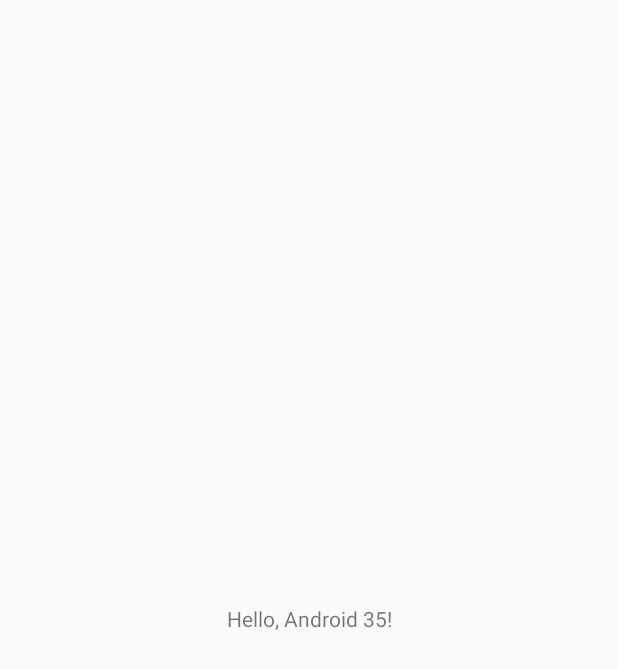
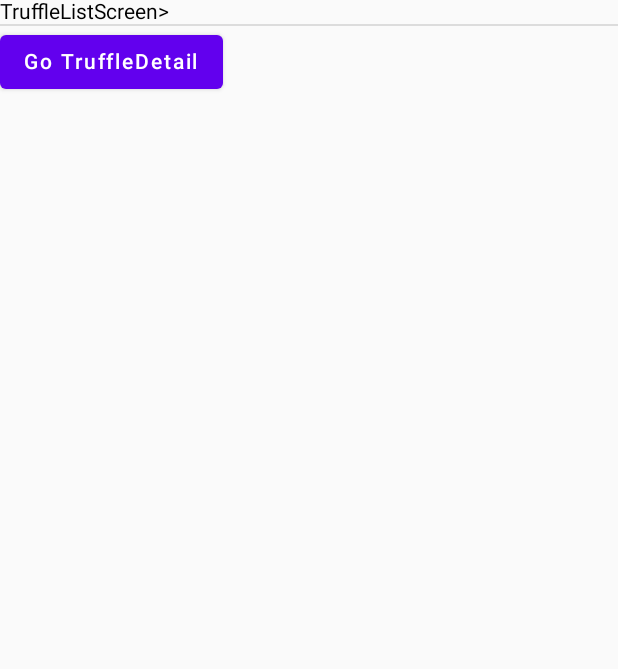
Before and after one commit to GianlucaVeschi/Truffol_KMM, an Android app built with Jetpack Compose: the screen it shows after launch (MainActivity), on a phone screen of 412 x 824 dp. Before the commit the part shown is almost empty. Shown: the top 669 px of the screen. Run offline under Robolectric (Android 15) with nearby library versions, the phone set to English and light mode, and no system bars.

Commit message:
Use exact same versions as tutorial, add first Screen

```diff
--- a/androidTruffol_KMM/src/main/java/com/example/truffol_kmm/android/MainActivity.kt
+++ b/androidTruffol_KMM/src/main/java/com/example/truffol_kmm/android/MainActivity.kt
@@ -4,6 +4,8 @@ import androidx.appcompat.app.AppCompatActivity
 import android.os.Bundle
 import com.example.truffol_kmm.Greeting
 import android.widget.TextView
+import androidx.activity.compose.setContent
+import com.example.truffol_kmm.android.presentation.navigation.Navigation
 
 fun greet(): String {
     return Greeting().greeting()
@@ -12,9 +14,8 @@ fun greet(): String {
 class MainActivity : AppCompatActivity() {
     override fun onCreate(savedInstanceState: Bundle?) {
         super.onCreate(savedInstanceState)
-        setContentView(R.layout.activity_main)
-
-        val tv: TextView = findViewById(R.id.text_view)
-        tv.text = greet()
+        setContent {
+            Navigation()
+        }
     }
 }
--- /dev/null
+++ b/androidTruffol_KMM/src/main/java/com/example/truffol_kmm/android/presentation/navigation/Navigation.kt
@@ -0,0 +1,32 @@
+package com.example.truffol_kmm.android.presentation.navigation
+
+import androidx.compose.foundation.layout.Column
+import androidx.compose.material.Button
+import androidx.compose.material.Divider
+import androidx.compose.material.Text
+import androidx.compose.runtime.Composable
+import androidx.navigation.compose.NavHost
+import androidx.navigation.compose.composable
+import androidx.navigation.compose.rememberNavController
+import androidx.navigation.compose.navigate
+
+@Composable
+fun Navigation(){
+    val navController = rememberNavController()
+    NavHost(navController = navController, startDestination = Screen.TruffleList.route) {
+        composable(route = Screen.TruffleList.route) { navBackStackEntry ->
+            Column{
+                Text("TruffleListScreen>")
+                Divider()
+                Button(onClick = { navController.navigate(Screen.TruffleDetail.route)}) {
+                    Text("Go TruffleDetail")
+                }
+            }
+        }
+        composable(
+            route = Screen.TruffleDetail.route,
+        ) { navBackStackEntry ->
+            Text("TruffleDetailScreen")
+        }
+    }
+}
--- /dev/null
+++ b/androidTruffol_KMM/src/main/java/com/example/truffol_kmm/android/presentation/navigation/Screen.kt
@@ -0,0 +1,9 @@
+package com.example.truffol_kmm.android.presentation.navigation
+
+sealed class Screen(
+    val route:String
+) {
+    object TruffleList: Screen("truffleList")
+
+    object TruffleDetail: Screen("truffleDetail")
+}
--- a/androidTruffol_KMM/src/main/res/layout/activity_main.xml
+++ /dev/null
@@ -1,19 +0,0 @@
-<?xml version="1.0" encoding="utf-8"?>
-<androidx.constraintlayout.widget.ConstraintLayout xmlns:android="http://schemas.android.com/apk/res/android"
-    xmlns:app="http://schemas.android.com/apk/res-auto"
-    xmlns:tools="http://schemas.android.com/tools"
-    android:id="@+id/main_view"
-    android:layout_width="match_parent"
-    android:layout_height="match_parent">
-
-    <TextView
-        android:id="@+id/text_view"
-        android:layout_width="wrap_content"
-        android:layout_height="wrap_content"
-        app:layout_constraintBottom_toBottomOf="parent"
-        app:layout_constraintLeft_toLeftOf="parent"
-        app:layout_constraintRight_toRightOf="parent"
-        app:layout_constraintTop_toTopOf="parent"
-        tools:text="Hello World!" />
-
-</androidx.constraintlayout.widget.ConstraintLayout>
--- a/build.gradle.kts
+++ b/build.gradle.kts
@@ -6,8 +6,8 @@ buildscript {
         mavenCentral()
     }
     dependencies {
-        classpath("org.jetbrains.kotlin:kotlin-gradle-plugin:1.5.10")
-        classpath("com.android.tools.build:gradle:4.1.2")
+        classpath(Build.kotlinGradlePlugin)
+        classpath(Build.buildTools)
     }
 }
 
--- a/buildSrc/src/main/kotlin/Compose.kt
+++ b/buildSrc/src/main/kotlin/Compose.kt
@@ -1,5 +1,5 @@
 object Compose {
-    const val composeVersion = "1.0.0-beta05"
+    const val composeVersion = "1.0.0-beta06"
     const val runtime = "androidx.compose.runtime:runtime:${composeVersion}"
     const val runtimeLiveData = "androidx.compose.runtime:runtime-livedata:${composeVersion}"
     const val ui = "androidx.compose.ui:ui:${composeVersion}"
--- a/buildSrc/src/main/kotlin/Google.kt
+++ b/buildSrc/src/main/kotlin/Google.kt
@@ -1,5 +1,4 @@
 object Google {
     private const val materialVersion = "1.3.0"
     const val material = "com.google.android.material:material:$materialVersion"
-
 }
--- a/buildSrc/src/main/kotlin/Kotlin.kt
+++ b/buildSrc/src/main/kotlin/Kotlin.kt
@@ -1,4 +1,4 @@
 object Kotlin {
-    //const val version = "1.4.32" //Mitch
-    const val version = "1.5.20"
+    const val version = "1.4.32" //Mitch
+    //const val version = "1.5.20"
 }
```
Also changed, not shown: androidTruffol_KMM/build.gradle.kts (+47 -15 lines), shared/build.gradle.kts (+8 -9 lines).
